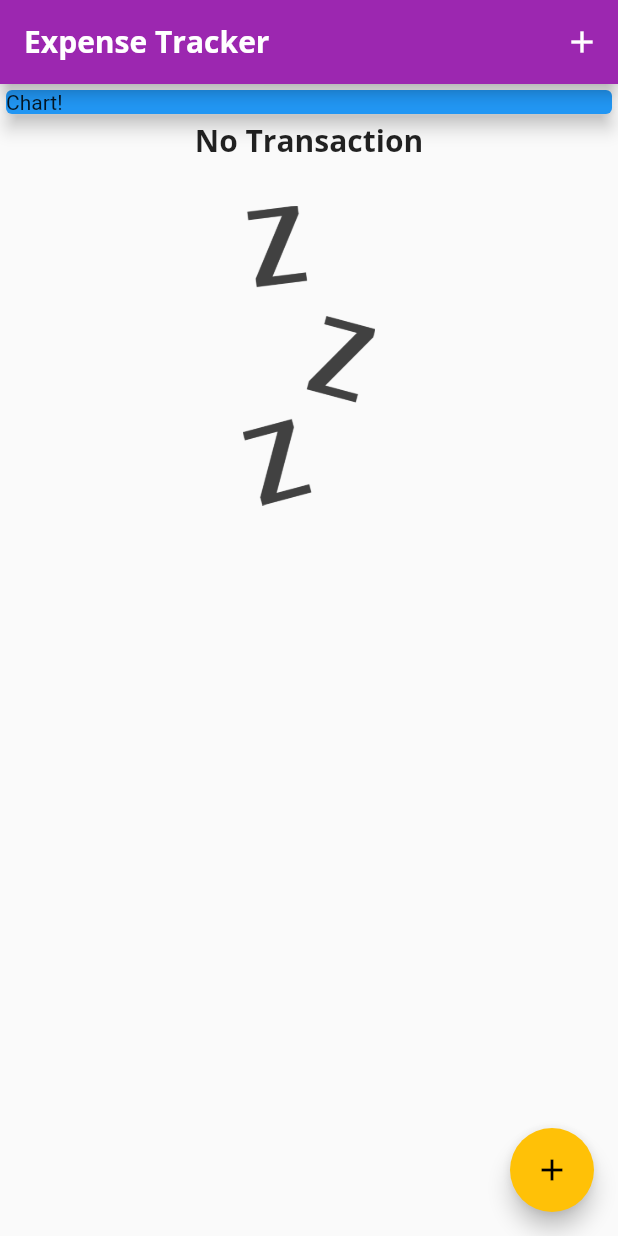
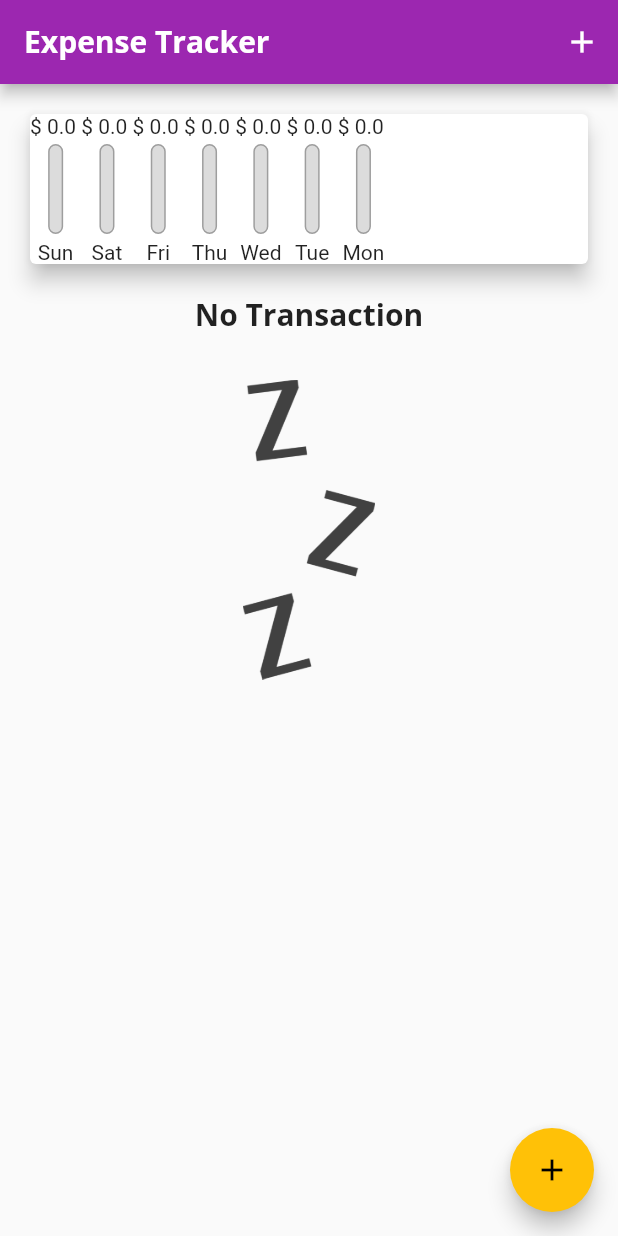
Before and after one commit to jhenilparihar/expense-tracker, a Flutter app: the screen it shows after launch, on a phone screen of 412 x 824 dp. Run offline on Flutter 3.47's test engine with Material 2 defaults, Android fonts, the phone set to English and light mode, and no system bars.

Commit message:
created chart

```diff
--- a/lib/main.dart
+++ b/lib/main.dart
@@ -4,6 +4,7 @@ import 'package:expense_tracker/widgets/new_transaction.dart';
 import 'package:expense_tracker/widgets/transaction_list.dart';
 import 'package:flutter/material.dart';
 import '../models/transaction.dart';
+import './widgets/chart.dart';
 
 void main() => runApp(MyApp());
 
@@ -93,6 +94,16 @@ class _MyHomePageState extends State<MyHomePage> {
     //   )
   ];
 
+  List<Transaction> get _recentTransaction {
+    return _userTransaction.where((element) {
+      return element.date.isAfter(
+        DateTime.now().subtract(
+          Duration(days: 7),
+        ),
+      );
+    }).toList();
+  }
+
   void _addNewTransaction(String title, double amount) {
     final newTx = Transaction(
         id: DateTime.now().toString(),
@@ -133,14 +144,7 @@ class _MyHomePageState extends State<MyHomePage> {
           // mainAxisAlignment: MainAxisAlignment.spaceAround,
           crossAxisAlignment: CrossAxisAlignment.stretch,
           children: <Widget>[
-            Container(
-              width: double.infinity,
-              child: Card(
-                color: Colors.blue,
-                child: Text('Chart!'),
-                elevation: 5,
-              ),
-            ),
+            Chart(_recentTransaction),
             TransactionList(_userTransaction),
           ],
         ),
--- a/lib/widgets/chart.dart
+++ b/lib/widgets/chart.dart
@@ -1,6 +1,7 @@
 import 'package:flutter/material.dart';
 import 'package:intl/intl.dart';
 import '../models/transaction.dart';
+import './chart_bar.dart';
 
 class Chart extends StatelessWidget {
   final List<Transaction> recentTransactions;
@@ -21,12 +22,18 @@ class Chart extends StatelessWidget {
           totalSum += recentTransactions[i].amount;
         }
       }
-      print(DateFormat.E());
+      print(DateFormat.E().format(weekDay));
       print(totalSum);
       return {
-        'day': DateFormat.E(),
+        'day': DateFormat.E().format(weekDay),
         'amount': totalSum,
       };
+    });
+  }
+
+  double get maxSpending {
+    return groupedTransactionValues.fold(0.0, (sum, item) {
+      return sum + (item['amount'] as double);
     });
   }
 
@@ -36,7 +43,13 @@ class Chart extends StatelessWidget {
       elevation: 6,
       margin: EdgeInsets.all(20),
       child: Row(
-        children: <Widget>[],
+        children: groupedTransactionValues.map((data) {
+          return Chart_Bar(
+            data['day'],
+            data['amount'],
+            (data['amount'] as double) / maxSpending,
+          );
+        }).toList(),
       ),
     );
   }
--- /dev/null
+++ b/lib/widgets/chart_bar.dart
@@ -0,0 +1,55 @@
+// ignore_for_file: prefer_typing_uninitialized_variables, sized_box_for_whitespace, prefer_const_constructors
+
+import 'package:flutter/cupertino.dart';
+import 'package:flutter/material.dart';
+import 'package:flutter/src/foundation/key.dart';
+import 'package:flutter/src/widgets/framework.dart';
+
+class Chart_Bar extends StatelessWidget {
+  final label;
+  final amount;
+  final percentage;
+
+  Chart_Bar(this.label, this.amount, this.percentage);
+
+  @override
+  Widget build(BuildContext context) {
+    return Column(
+      children: <Widget>[
+        Text("\$ $amount "),
+        SizedBox(
+          height: 4,
+        ),
+        Container(
+          height: 60,
+          width: 10,
+          child: Stack(children: <Widget>[
+            Container(
+              decoration: BoxDecoration(
+                border: Border.all(
+                  color: Colors.grey,
+                  width: 1.0,
+                ),
+                color: Color.fromRGBO(220, 220, 220, 1),
+                borderRadius: BorderRadius.circular(10),
+              ),
+            ),
+            FractionallySizedBox(
+              heightFactor: percentage,
+              child: Container(
+                decoration: BoxDecoration(
+                  color: Theme.of(context).primaryColor,
+                  borderRadius: BorderRadius.circular(10),
+                ),
+              ),
+            )
+          ]),
+        ),
+        SizedBox(
+          height: 4,
+        ),
+        Text(label)
+      ],
+    );
+  }
+}
```
Lines whose indentation alone changed are shown as unchanged.
